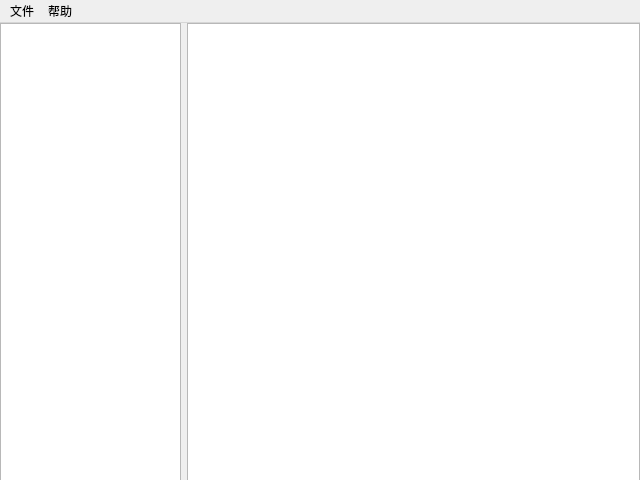
Before: the Qt Designer form was_show/mainwindow.ui in ChangerR/libwdf, drawn with Qt 5.
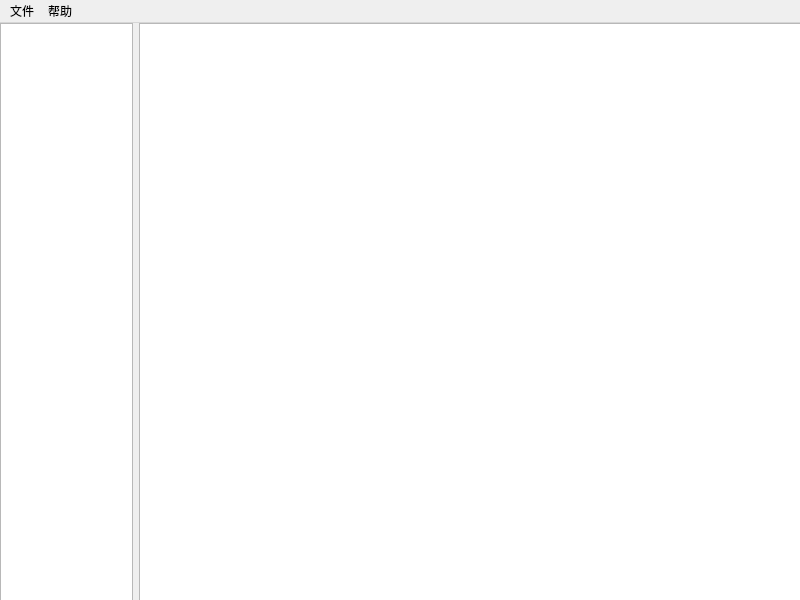
After: the same form once the commit is applied.

Diff of the .ui file:
```diff
--- a/was_show/mainwindow.ui
+++ b/was_show/mainwindow.ui
@@ -6,8 +6,8 @@
    <rect>
     <x>0</x>
     <y>0</y>
-    <width>640</width>
-    <height>480</height>
+    <width>800</width>
+    <height>600</height>
    </rect>
   </property>
   <property name="windowTitle">
@@ -28,11 +28,11 @@
      <rect>
       <x>0</x>
       <y>0</y>
-      <width>640</width>
-      <height>461</height>
+      <width>801</width>
+      <height>581</height>
      </rect>
     </property>
-    <layout class="QHBoxLayout" name="horizontalLayout" stretch="2,5">
+    <layout class="QHBoxLayout" name="horizontalLayout" stretch="1,5">
      <property name="spacing">
       <number>-1</number>
      </property>
@@ -69,7 +69,7 @@
     <rect>
      <x>0</x>
      <y>0</y>
-     <width>640</width>
+     <width>800</width>
      <height>22</height>
     </rect>
    </property>
```
